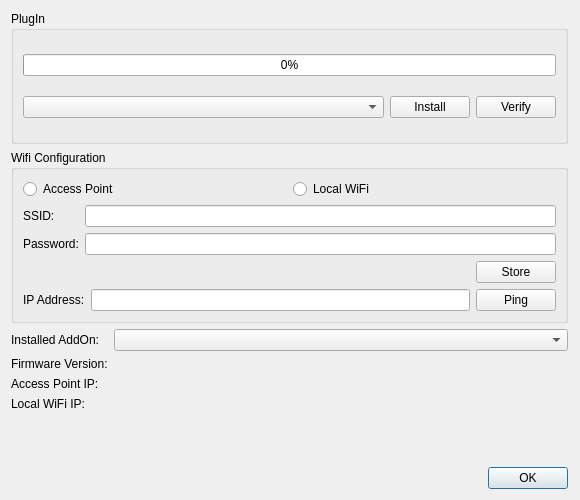
This is SOURCES/auverdionControl/src/DialogSettings.ui in freeDSP/freeDSP-aurora as Qt 5 draws it before an edit. The edited form follows.
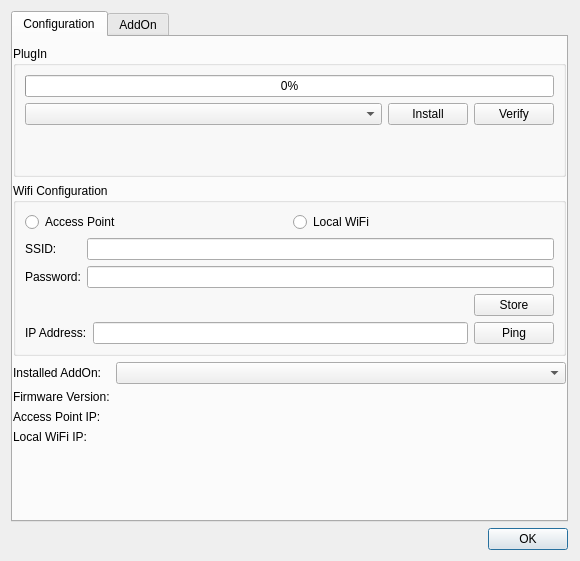
This is the edited form.

```diff
--- a/SOURCES/auverdionControl/src/DialogSettings.ui
+++ b/SOURCES/auverdionControl/src/DialogSettings.ui
@@ -7,7 +7,7 @@
     <x>0</x>
     <y>0</y>
     <width>580</width>
-    <height>500</height>
+    <height>561</height>
    </rect>
   </property>
   <property name="windowTitle">
@@ -18,7 +18,35 @@
     <number>12</number>
    </property>
    <item>
+    <widget class="QTabWidget" name="tabWidgetSettings">
+     <property name="currentIndex">
+      <number>0</number>
+     </property>
+     <widget class="QWidget" name="tab">
+      <attribute name="title">
+       <string>Configuration</string>
+      </attribute>
+      <layout class="QVBoxLayout" name="verticalLayout_4">
+       <property name="leftMargin">
+        <number>0</number>
+       </property>
+       <property name="rightMargin">
+        <number>0</number>
+       </property>
+       <item>
     <widget class="QGroupBox" name="groupBox">
+         <property name="sizePolicy">
+          <sizepolicy hsizetype="Preferred" vsizetype="Maximum">
+           <horstretch>0</horstretch>
+           <verstretch>0</verstretch>
+          </sizepolicy>
+         </property>
+         <property name="minimumSize">
+          <size>
+           <width>0</width>
+           <height>0</height>
+          </size>
+         </property>
      <property name="title">
       <string>PlugIn</string>
      </property>
@@ -58,6 +86,19 @@
         </item>
        </layout>
       </item>
+          <item>
+           <spacer name="verticalSpacer">
+            <property name="orientation">
+             <enum>Qt::Vertical</enum>
+            </property>
+            <property name="sizeHint" stdset="0">
+             <size>
+              <width>20</width>
+              <height>40</height>
+             </size>
+            </property>
+           </spacer>
+          </item>
      </layout>
     </widget>
    </item>
@@ -176,7 +217,7 @@
     </widget>
    </item>
    <item>
-    <layout class="QFormLayout" name="formLayout">
+        <layout class="QFormLayout" name="formLayoutIPs">
      <item row="1" column="0">
       <widget class="QLabel" name="label_4">
        <property name="text">
@@ -230,6 +271,27 @@
       </widget>
      </item>
     </layout>
+       </item>
+      </layout>
+     </widget>
+     <widget class="QWidget" name="tabAddOn">
+      <attribute name="title">
+       <string>AddOn</string>
+      </attribute>
+      <layout class="QFormLayout" name="formLayout">
+       <item row="0" column="0">
+        <widget class="QLabel" name="label_8">
+         <property name="text">
+          <string>S/P-DIF Input:</string>
+         </property>
+        </widget>
+       </item>
+       <item row="0" column="1">
+        <widget class="QComboBox" name="comboBoxSpdifInput"/>
+       </item>
+      </layout>
+     </widget>
+    </widget>
    </item>
    <item>
     <widget class="QDialogButtonBox" name="buttonBox">
```
Lines whose indentation alone changed are shown as unchanged.
